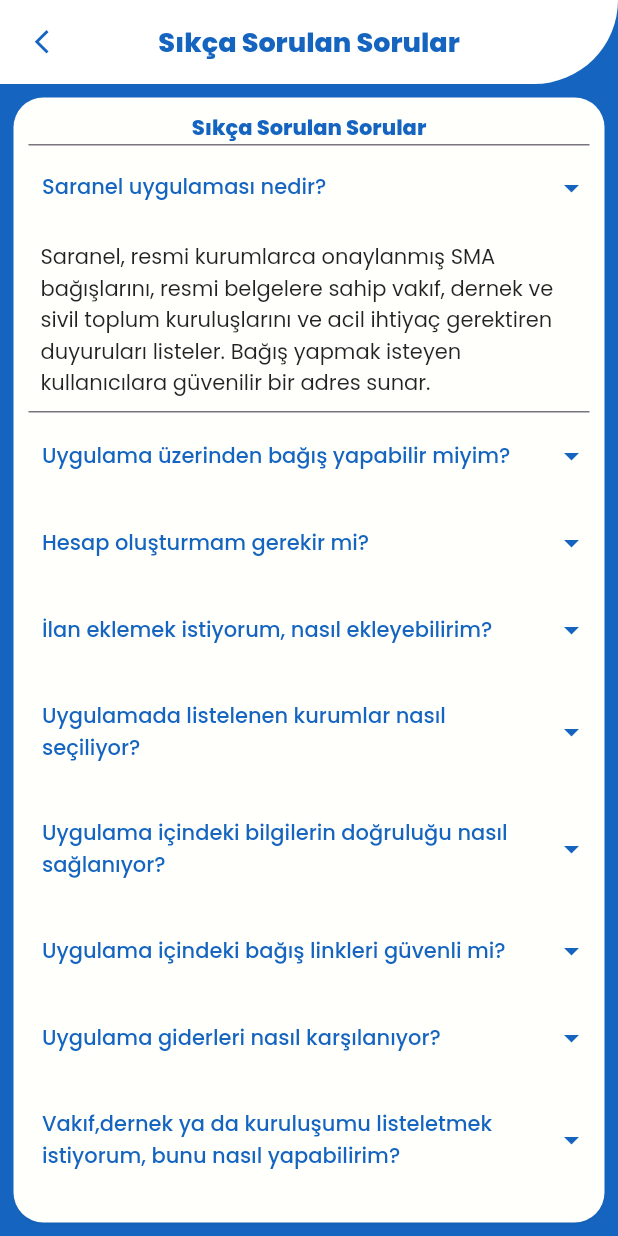
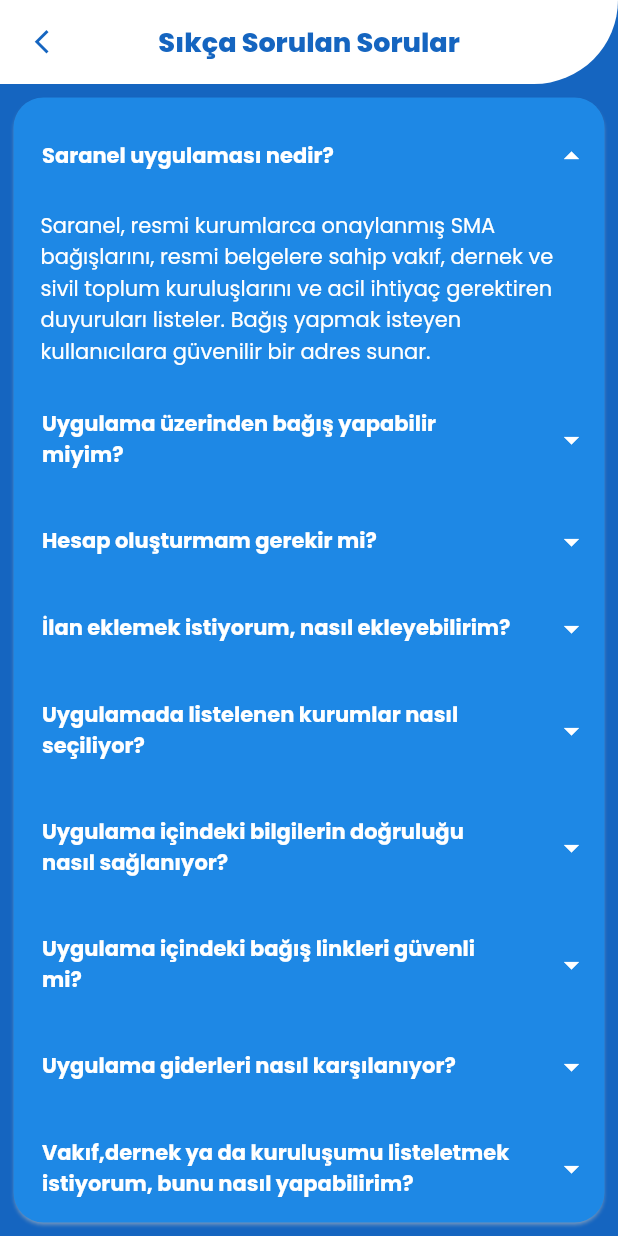
Before and after one commit to 9eren1999/saranel_application, a Flutter app: the Sss screen opened directly, after a tap on "Saranel uygulaması nedir?", on a phone screen of 412 x 824 dp. Run offline on Flutter 3.47's test engine with Material 2 defaults, Android fonts, the light colour scheme and no system bars; our stand-ins replace cloud_firestore, firebase_core, firebase_storage, google_fonts, image_picker, shared_preferences; accounts and stored records are empty.

Commit message:
sss hata veriyorrdu düzenledim

```diff
--- a/lib/settings_screens/sss.dart
+++ b/lib/settings_screens/sss.dart
@@ -1,33 +1,71 @@
 import 'package:flutter/material.dart';
 import 'package:google_fonts/google_fonts.dart';
 
-class Sss extends StatelessWidget {
+class Sss extends StatefulWidget {
   const Sss({super.key});
 
-  Future<void> get _loadData async {
+  @override
+  State<Sss> createState() => _SssState();
+}
+
+class _SssState extends State<Sss> {
+  Future<void>? _loadData;
+
+  @override
+  void initState() {
+    super.initState();
+    _loadData = _loadDataAsync();
+  }
+
+  Future<void> _loadDataAsync() async {
     await Future.delayed(Duration(milliseconds: 150));
   }
 
-  Widget buildQuestionTile(String soru, String cevap) {
-    return ExpansionTile(
+  List<bool> isExpandedList = [
+    false,
+    false,
+    false,
+    false,
+    false,
+    false,
+    false,
+    false,
+    false
+  ];
+
+  Widget buildQuestionTile(String soru, String cevap, int index) {
+    return Theme(
+      data: Theme.of(context).copyWith(dividerColor: Colors.transparent),
+      child: ExpansionTile(
+        maintainState: true,
         tilePadding: EdgeInsets.all(0),
         title: Container(
           padding: const EdgeInsets.all(9.0),
           child: Text(
             soru,
-          style: TextStyle(color: Colors.blue.shade800),
+            style: TextStyle(
+                color: Colors.white, fontWeight: FontWeight.bold, fontSize: 14),
           ),
         ),
         trailing: Icon(
-        Icons.arrow_drop_down,
-        color: Colors.blue.shade800,
+          isExpandedList[index] ? Icons.arrow_drop_up : Icons.arrow_drop_down,
+          color: Colors.white,
         ),
+        onExpansionChanged: (expanded) {
+          setState(() {
+            isExpandedList[index] = expanded;
+          });
+        },
         children: [
           Padding(
             padding: const EdgeInsets.all(8.0),
-          child: Text(cevap),
+            child: Text(
+              cevap,
+              style: TextStyle(color: Colors.white),
+            ),
           ),
         ],
+      ),
     );
   }
 
@@ -39,7 +77,7 @@
           if (snapshot.connectionState == ConnectionState.waiting) {
             return Scaffold(
               body: Center(
-              child: CircularProgressIndicator(color: const Color.fromARGB(255, 255, 255, 255)),
+                child: CircularProgressIndicator(color: Colors.blue.shade800),
               ),
             );
           } else {
@@ -47,7 +85,8 @@
               appBar: AppBar(
                 title: Text(
                   "Sıkça Sorulan Sorular",
-          style: GoogleFonts.poppins(fontSize: 18, fontWeight: FontWeight.w800),
+                  style: GoogleFonts.poppins(
+                      fontSize: 18, fontWeight: FontWeight.w800),
                 ),
                 leading: IconButton(
                     onPressed: () {
@@ -63,65 +102,56 @@
                 padding: const EdgeInsets.all(5.0),
                 child: Card(
                   elevation: 1,
-          color: Color.fromARGB(255, 255, 255, 251),
-          shadowColor: Color.fromARGB(55, 0, 0, 0),
+                  color: Colors.blue.shade600,
+                  shadowColor: Colors.white,
                   shape: RoundedRectangleBorder(
                     borderRadius: BorderRadius.circular(20),
                   ),
                   child: ListView(
                     padding: EdgeInsets.all(10),
                     children: [
-              Center(
-                child: Text(
-                  "Sıkça Sorulan Sorular",
-                  style: TextStyle(
-                    color: Colors.blue.shade800,
-                    fontSize: 14,
-                    fontWeight: FontWeight.w800,
-                  ),
-                  textAlign: TextAlign.center,
-                ),
-              ),
                       buildQuestionTile(
                           "Saranel uygulaması nedir?",
                           "Saranel, resmi kurumlarca onaylanmış SMA bağışlarını, resmi belgelere sahip vakıf, dernek ve sivil toplum kuruluşlarını ve acil ihtiyaç gerektiren duyuruları listeler. Bağış yapmak isteyen kullanıcılara güvenilir bir adres sunar.",
-              ),
+                          0),
                       buildQuestionTile(
                           "Uygulama üzerinden bağış yapabilir miyim?",
-                "Hayır, Saranel uygulaması bağışları kendine almaz. İlgili kurumların adreslerini paylaşır, böylece kullanıcılar doğrudan bu kurumlarla iletişime geçebilir.",
-              ),
+                          "ayır, Saranel uygulaması bağışları kendine almaz. İlgili kurumların adreslerini paylaşır, böylece kullanıcılar doğrudan bu kurumlarla iletişime geçebilir.",
+                          1),
                       buildQuestionTile(
                           "Hesap oluşturmam gerekir mi?",
                           "Hayır, Saranel uygulamasında hesap oluşturmanız gerekmez. İlanları doğrudan görüntüleyebilir ya da ilan ekleme talebinde bulunabilirsiniz.",
-              ),
+                          2),
                       buildQuestionTile(
                           "İlan eklemek istiyorum, nasıl ekleyebilirim?",
                           "İlan eklemek için uygulama içindeki ilan ekleme bölümünü kullanabilirsiniz. İlgili bilgileri doldurduktan kısa bir süre sonra ilanınız incelenip yayına alınacaktır.Şimdilik sadece SMA kampanyası için ilan ekleyebilirsiniz.",
-              ),
+                          3),
                       buildQuestionTile(
                           "Uygulamada listelenen kurumlar nasıl seçiliyor?",
                           "Saranel, yalnızca resmi kurumlar tarafından onaylanmış ve güvenilir olduğu kanıtlanmış kurumları listeler.",
-              ),
+                          4),
                       buildQuestionTile(
                           "Uygulama içindeki bilgilerin doğruluğu nasıl sağlanıyor?",
                           "Saranel, listelenen kurumların resmi belgelerini ve bilgilerini dikkatlice inceler ve yalnızca doğrulanmış bilgileri yayınlar.",
-              ),
+                          5),
                       buildQuestionTile(
                           "Uygulama içindeki bağış linkleri güvenli mi?",
                           "Evet, Saranel yalnızca resmi ve güvenilir bağış linklerini paylaşır.",
-              ),
+                          6),
                       buildQuestionTile(
                           "Uygulama giderleri nasıl karşılanıyor?",
                           "Uygulama giderleri yalnızca bilgi sekmesinde bulunan saraneli destekle bölümünden sağlanan maddi gelirler ile sağlanmaktadır.",
-              ),
+                          7),
                       buildQuestionTile(
                           "Vakıf,dernek ya da kuruluşumu listeletmek istiyorum, bunu nasıl yapabilirim?",
                           "Herhangi bir kuruluşu listeletmek için kurum bilgilerini iletisim@saranel.com.tr adresine göndererek listeletme sağlayabilirsiniz",
-              ),
+                          8),
                     ],
                   ),
                 ),
               ),
             );
           }
-  });}}
+        });
+  }
+}
```
Lines whose indentation alone changed are shown as unchanged.
